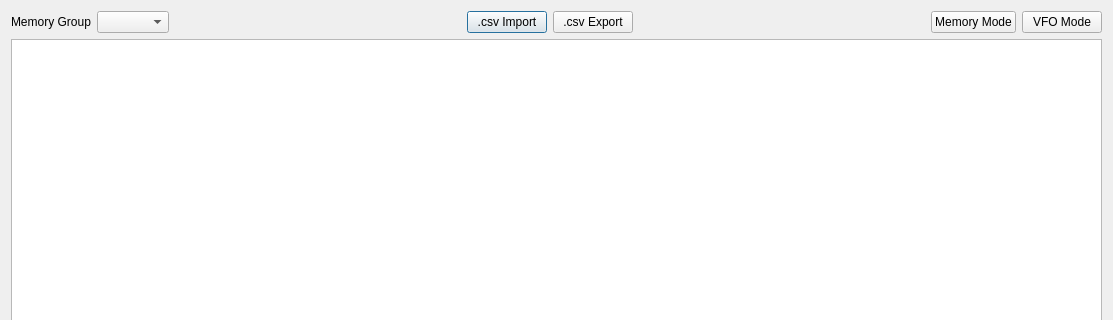
Before: the Qt Designer form memories.ui in adecarolis/wfweb, drawn with Qt 5; both pictures show x 0 to 1113 and y 0 to 320 of the 1113 by 520 pixel window.
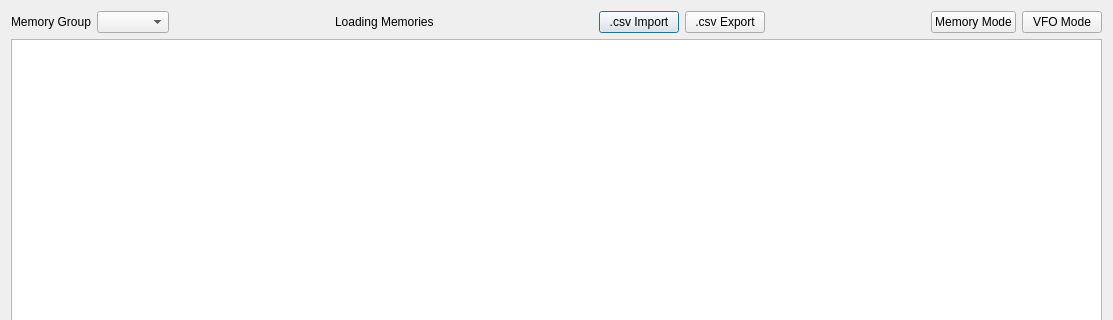
After: the same form once the commit is applied. Custom widgets are drawn as their Qt base class.

Commit message: Lots more changes/tidying for memories and add IC705

The edit to the form file:
```diff
--- a/memories.ui
+++ b/memories.ui
@@ -31,6 +31,66 @@
        <item>
         <widget class="QComboBox" name="group"/>
        </item>
+       <item>
+        <spacer name="horizontalSpacer_3">
+         <property name="orientation">
+          <enum>Qt::Horizontal</enum>
+         </property>
+         <property name="sizeHint" stdset="0">
+          <size>
+           <width>40</width>
+           <height>20</height>
+          </size>
+         </property>
+        </spacer>
+       </item>
+       <item>
+        <widget class="QLabel" name="loadingMemories">
+         <property name="enabled">
+          <bool>true</bool>
+         </property>
+         <property name="palette">
+          <palette>
+           <active>
+            <colorrole role="WindowText">
+             <brush brushstyle="SolidPattern">
+              <color alpha="255">
+               <red>0</red>
+               <green>0</green>
+               <blue>0</blue>
+              </color>
+             </brush>
+            </colorrole>
+           </active>
+           <inactive>
+            <colorrole role="WindowText">
+             <brush brushstyle="SolidPattern">
+              <color alpha="255">
+               <red>0</red>
+               <green>0</green>
+               <blue>0</blue>
+              </color>
+             </brush>
+            </colorrole>
+           </inactive>
+           <disabled>
+            <colorrole role="WindowText">
+             <brush brushstyle="SolidPattern">
+              <color alpha="255">
+               <red>120</red>
+               <green>120</green>
+               <blue>120</blue>
+              </color>
+             </brush>
+            </colorrole>
+           </disabled>
+          </palette>
+         </property>
+         <property name="text">
+          <string>Loading Memories</string>
+         </property>
+        </widget>
+       </item>
        <item>
         <spacer name="horizontalSpacer">
          <property name="orientation">
```
The commit also changes 11 other files.
